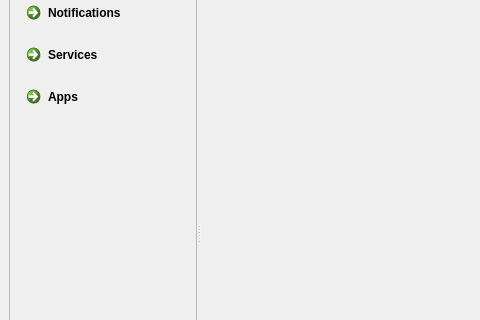
First picture: the form in ui/mainwindow.ui, repository creativepsyco/panex-client, before the edit; both pictures show x 0 to 480 and y 114 to 434 of the 1137 by 668 pixel window.
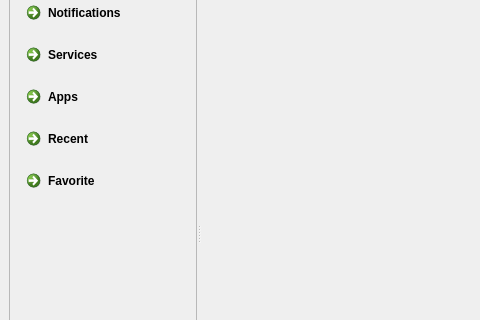
Second picture: the form after the edit. Icons and pictures are not drawn.

Commit message: Added more command buttons for Favorite and Recent Items

Patch:
```diff
--- a/ui/mainwindow.ui
+++ b/ui/mainwindow.ui
@@ -90,6 +90,28 @@
           </property>
          </widget>
         </item>
+        <item>
+         <widget class="QCommandLinkButton" name="commandLinkButton">
+          <property name="text">
+           <string>Recent</string>
+          </property>
+          <property name="icon">
+           <iconset resource="../res/panexres.qrc">
+            <normaloff>:/icons/Calendar.png</normaloff>:/icons/Calendar.png</iconset>
+          </property>
+         </widget>
+        </item>
+        <item>
+         <widget class="QCommandLinkButton" name="commandLinkButton_5">
+          <property name="text">
+           <string>Favorite</string>
+          </property>
+          <property name="icon">
+           <iconset resource="../res/panexres.qrc">
+            <normaloff>:/icons/Fav.png</normaloff>:/icons/Fav.png</iconset>
+          </property>
+         </widget>
+        </item>
         <item>
          <spacer name="verticalSpacer">
           <property name="orientation">
```
